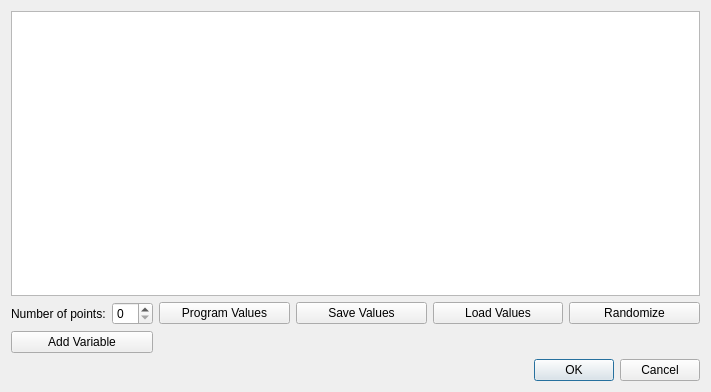
The window that rampage/ui/Ramp1DScan.ui (shreyaspotnis/rampage) describes before a commit, drawn with Qt 5.
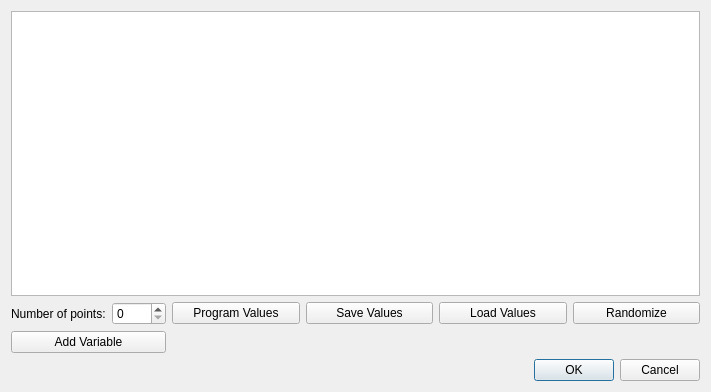
The same window after the commit.

Commit message: Changed max scan points to 1000

The edit to the form file:
```diff
--- a/rampage/ui/Ramp1DScan.ui
+++ b/rampage/ui/Ramp1DScan.ui
@@ -40,7 +40,11 @@
         </widget>
        </item>
        <item>
-        <widget class="QSpinBox" name="spinNumPoints"/>
+        <widget class="QSpinBox" name="spinNumPoints">
+         <property name="maximum">
+          <number>1000</number>
+         </property>
+        </widget>
        </item>
       </layout>
      </item>
```
